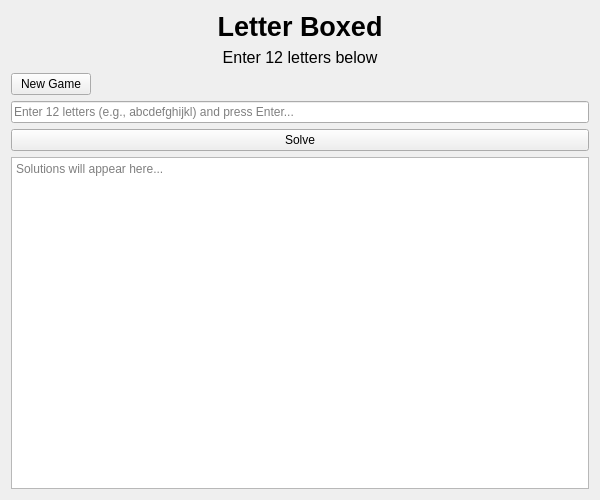
Qt form src/gui/LetterBoxedWidget.ui (satsinush/word-games) before a commit.
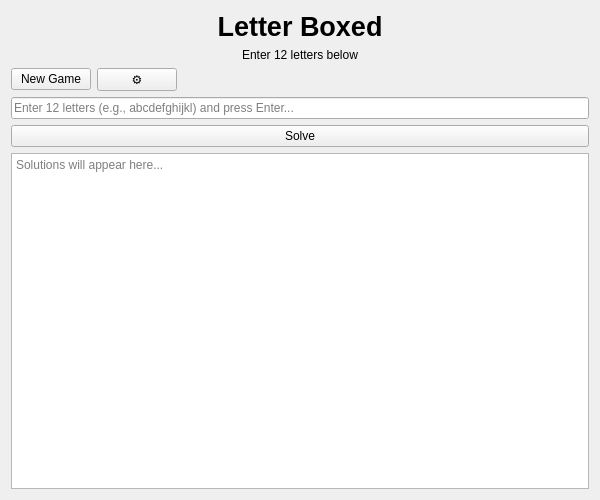
The same form after that commit.

```diff
--- a/src/gui/LetterBoxedWidget.ui
+++ b/src/gui/LetterBoxedWidget.ui
@@ -32,12 +32,7 @@
     </widget>
    </item>
    <item>
-    <widget class="QLabel" name="boxLabel">
-     <property name="font">
-      <font>
-       <pointsize>12</pointsize>
-      </font>
-     </property>
+    <widget class="QLabel" name="configInfoLabel">
      <property name="text">
       <string>Enter 12 letters below</string>
      </property>
@@ -55,6 +50,13 @@
        </property>
       </widget>
      </item>
+     <item>
+      <widget class="QPushButton" name="settingsBtn">
+       <property name="text">
+        <string>⚙</string>
+       </property>
+      </widget>
+     </item>
      <item>
       <spacer name="topHorizontalSpacer">
        <property name="orientation">
```
